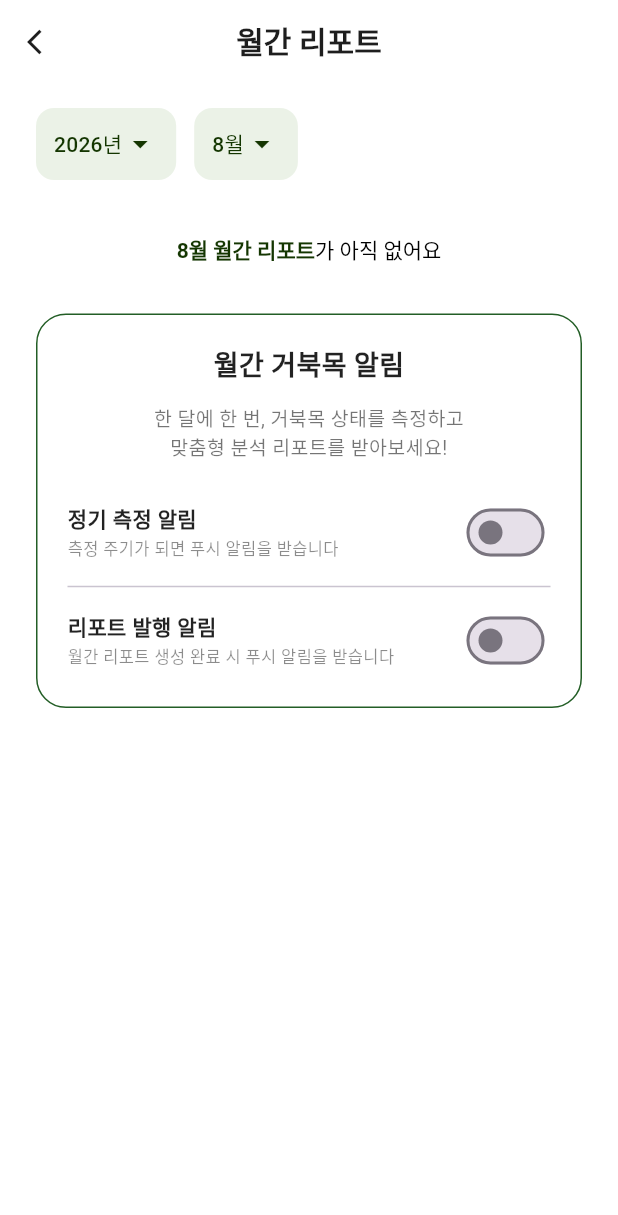
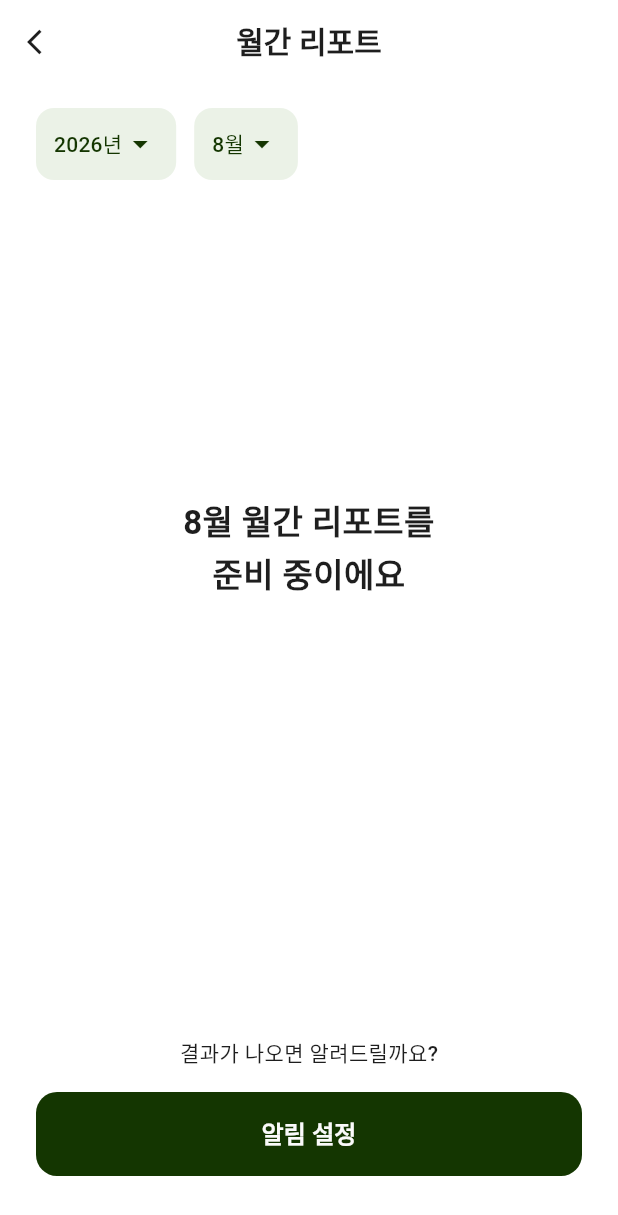
Before and after one commit to kksenniezz/Turtlely-FE, a Flutter app: the MonthlyReportView screen opened directly, on a phone screen of 412 x 824 dp. Shown: the top 1215 px of the screen. Run offline on Flutter 3.47's test engine with Material 3 defaults, Android fonts, the phone set to English and light mode, and no system bars; our stand-ins replace audioplayers, cached_network_image, camera, firebase_core, firebase_messaging, fl_chart and 9 more; missing offline and left inert: google_mlkit_pose_detection; accounts and stored records are empty; network calls fail; Roboto replaces fonts that are missing (Pretendard).

Commit message:
UI 기존+연동 / monthly_alarm.dart 알림 분기 수정

```diff
--- a/lib/monthly_alarm.dart
+++ b/lib/monthly_alarm.dart
@@ -1,7 +1,8 @@
 import 'package:flutter/material.dart';
 import 'style.dart';
+import 'vision.dart';
 import 'services/report_service.dart';
-import 'posture_api_service.dart'; // ApiService 연결
+import 'posture_api_service.dart';
 
 class MonthlyAlarmView extends StatefulWidget {
   final ReportData? report;
@@ -9,7 +10,7 @@ class MonthlyAlarmView extends StatefulWidget {
   final bool isMeasureAlarmSet;
   final bool isResultAlarmSet;
   final String? networkErrorMessage;
-  final VoidCallback onReportDataChanged;
+  final Function() onReportDataChanged;
   final Widget Function() buildReportResultView;
 
   const MonthlyAlarmView({
@@ -29,57 +30,53 @@ class MonthlyAlarmView extends StatefulWidget {
 
 class _MonthlyAlarmViewState extends State<MonthlyAlarmView> {
   final ApiService _apiService = ApiService();
-
-  late bool _isMeasureAlarm;
-  late bool _isResultAlarm;
+  bool _isMeasureAlarmSet = false;
+  bool _isResultAlarmSet = false;
   bool _isUpdatingAlarm = false;
 
   @override
   void initState() {
     super.initState();
-    _isMeasureAlarm = widget.isMeasureAlarmSet;
-    _isResultAlarm = widget.isResultAlarmSet;
+    _isMeasureAlarmSet = widget.isMeasureAlarmSet;
+    _isResultAlarmSet = widget.isResultAlarmSet;
   }
 
   @override
   void didUpdateWidget(covariant MonthlyAlarmView oldWidget) {
     super.didUpdateWidget(oldWidget);
-    if (oldWidget.isMeasureAlarmSet != widget.isMeasureAlarmSet) {
-      _isMeasureAlarm = widget.isMeasureAlarmSet;
-    }
-    if (oldWidget.isResultAlarmSet != widget.isResultAlarmSet) {
-      _isResultAlarm = widget.isResultAlarmSet;
+    if (widget.isMeasureAlarmSet != oldWidget.isMeasureAlarmSet ||
+        widget.isResultAlarmSet != oldWidget.isResultAlarmSet) {
+      setState(() {
+        _isMeasureAlarmSet = widget.isMeasureAlarmSet;
+        _isResultAlarmSet = widget.isResultAlarmSet;
+      });
     }
   }
 
-  // ★ 월간 알림 설정/해제 API 연동 핸들러
-  Future<void> _handleAlarmToggle(String alarmType, bool newValue) async {
-    setState(() {
-      _isUpdatingAlarm = true;
-      if (alarmType == "MEASURE") _isMeasureAlarm = newValue;
-      if (alarmType == "RESULT") _isResultAlarm = newValue;
-    });
+  Future<void> _handleAlarmToggle(String alarmType) async {
+    if (_isUpdatingAlarm) return;
+
+    setState(() => _isUpdatingAlarm = true);
 
     final response = await _apiService.setMonthlyAlarm(alarmType);
 
     if (!mounted) return;
 
     if (response != null && response['isSuccess'] == true) {
-      final msg = response['message'] ?? "알림 설정이 변경되었습니다.";
-      ScaffoldMessenger.of(context).showSnackBar(
-        SnackBar(content: Text(msg), duration: const Duration(seconds: 2)),
-      );
-      // 부모 데이터 최신화
+      setState(() {
+        if (alarmType == "MEASURE") {
+          _isMeasureAlarmSet = !_isMeasureAlarmSet;
+        } else {
+          _isResultAlarmSet = !_isResultAlarmSet;
+        }
+      });
+
+      // 부모 상태 최신화
       widget.onReportDataChanged();
     } else {
-      // 실패 시 스위치 원래 위치로 원복
-      setState(() {
-        if (alarmType == "MEASURE") _isMeasureAlarm = !newValue;
-        if (alarmType == "RESULT") _isResultAlarm = !newValue;
-      });
-      ScaffoldMessenger.of(context).showSnackBar(
-        const SnackBar(content: Text("알림 설정 변경에 실패했습니다.")),
-      );
+      ScaffoldMessenger.of(
+        context,
+      ).showSnackBar(const SnackBar(content: Text("알림 설정 변경에 실패했습니다")));
     }
 
     setState(() => _isUpdatingAlarm = false);
@@ -87,150 +84,145 @@ class _MonthlyAlarmViewState extends State<MonthlyAlarmView> {
 
   @override
   Widget build(BuildContext context) {
-    // 1. 네트워크 에러 시
+    // 0. 네트워크 에러 발생 시
     if (widget.networkErrorMessage != null) {
       return Center(
         child: Text(
-          "에러가 발생했습니다:\n${widget.networkErrorMessage}",
+          "데이터를 불러오지 못했습니다\n서버 상태나 인터넷 연결을 확인해 주세요",
+          style: TText.body.copyWith(color: TColor.gray),
           textAlign: TextAlign.center,
-          style: const TextStyle(color: Colors.red),
         ),
       );
     }
 
-    // 2. 리포트 데이터가 있는 경우 -> 결과 뷰 출력
-    if (widget.report != null) {
+    // 1. 측정 완료 (AVAILABLE): 결과 뷰
+    if (widget.report?.dataStatus == "AVAILABLE") {
       return widget.buildReportResultView();
     }
 
-    // 3. 리포트 데이터가 없는 경우 -> 알림 설정 카드 출력
+    // 2. 측정 미완료 상태 (NOT_YET)
+    if (widget.report?.dataStatus == "NOT_YET") {
+      DateTime now = DateTime.now();
+      DateTime? lastMeasuredAt = widget.report?.measuredAt;
+
+      // 이번 달이며 + 이전 측정 기록이 있고 + 30일이 넘었는지 확인
+      bool isCurrentMonth =
+          (widget.report?.year == now.year &&
+          widget.report?.month == now.month);
+      bool is30DaysPassed =
+          isCurrentMonth &&
+          lastMeasuredAt != null &&
+          now.difference(lastMeasuredAt).inDays >= 30;
+
+      // 2-1. 한 번도 측정을 안 했거나 OR 30일이 지난 경우 -> 바로 측정 가능
+      if (lastMeasuredAt == null || is30DaysPassed) {
+        return _buildReadyView(
+          title: "이번 달은 월간 측정을\n아직 하지 않았어요!",
+          isMeasureActionMode: true,
+        );
+      }
+
+      // 2-2. 30일이 아직 지나지 않은 경우 -> 측정 가능일 알림 유도
+      DateTime nextAvailableDate = lastMeasuredAt.add(const Duration(days: 30));
+      String nDay = "${nextAvailableDate.day}일";
+
+      return _buildReadyView(
+        title: "이번 달은 $nDay부터 월간 측정을 할 수 있어요",
+        guideText: "$nDay에 알림을 보내드릴까요?",
+        alarmType: "MEASURE",
+      );
+    }
+
+    // 3. 리포트 준비 중: 알림 설정
+    return _buildReadyView(
+      title: "${widget.selectedMonth} 월간 리포트를\n준비 중이에요",
+      guideText: "결과가 나오면 알려드릴까요?",
+      alarmType: "RESULT",
+    );
+  }
+
+  Widget _buildReadyView({
+    required String title,
+    String? guideText,
+    bool isMeasureActionMode = false,
+    String? alarmType,
+  }) {
     return Padding(
-      padding: const EdgeInsets.symmetric(horizontal: 24),
+      padding: const EdgeInsets.symmetric(horizontal: 24.0),
       child: Column(
         children: [
-          const SizedBox(height: 20),
-          RichText(
+          const Spacer(flex: 2),
+          Text(
+            title,
             textAlign: TextAlign.center,
-            text: TextSpan(
-              style: TText.caption.copyWith(
-                fontFamily: 'Pretendard',
-                color: Colors.black,
+            style: TText.title.copyWith(fontSize: 22, height: 1.5),
+          ),
+          const Spacer(flex: 3),
+          if (guideText != null) ...[
+            Text(
+              guideText,
+              style: TextStyle(
+                color: TColor.black,
+                fontSize: 14,
+                fontWeight: FontWeight.w500,
               ),
-              children: [
-                TextSpan(
-                  text: "${widget.selectedMonth} 월간 리포트",
-                  style: const TextStyle(
-                    color: TColor.darkGreen,
-                    fontWeight: FontWeight.bold,
-                  ),
-                ),
-                const TextSpan(text: "가 아직 없어요"),
-              ],
             ),
-          ),
-          const SizedBox(height: 32),
+            const SizedBox(height: 16),
+          ],
+          if (isMeasureActionMode)
+            // 1. 측정 유도 버튼
+            _buildActionButton(
+              text: "월간 측정하러 가기",
+              onPressed: () async {
+                final bool? isMeasured = await Navigator.push(
+                  context,
+                  MaterialPageRoute(builder: (context) => const VisionPage()),
+                );
+                if (isMeasured == true) widget.onReportDataChanged();
+              },
+            )
+          else if (alarmType != null)
+            // 2. 알림 설정 버튼 (MEASURE 또는 RESULT)
+            _buildAlarmButton(alarmType: alarmType),
 
-          // ----------------------------------------------------------------
-          // 알림 카드 영역
-          // ----------------------------------------------------------------
-          Container(
-            padding: const EdgeInsets.all(20),
-            decoration: BoxDecoration(
-              color: Colors.white,
-              borderRadius: BorderRadius.circular(20),
-              border: Border.all(color: TColor.buttonGreen),
-            ),
-            child: Column(
-              children: [
-                const Text(
-                  "월간 거북목 알림",
-                  style: TextStyle(
-                    fontSize: 18,
-                    fontWeight: FontWeight.bold,
-                    color: Colors.black87,
-                  ),
-                ),
-                const SizedBox(height: 12),
-                const Text(
-                  "한 달에 한 번, 거북목 상태를 측정하고\n맞춤형 분석 리포트를 받아보세요!",
-                  textAlign: TextAlign.center,
-                  style: TextStyle(
-                    fontSize: 13,
-                    color: Colors.black54,
-                    height: 1.4,
-                  ),
-                ),
-                const SizedBox(height: 24),
-
-                // 1) 정기 측정 주기 알림 (MEASURE)
-                Row(
-                  mainAxisAlignment: MainAxisAlignment.spaceBetween,
-                  children: [
-                    const Column(
-                      crossAxisAlignment: CrossAxisAlignment.start,
-                      children: [
-                        Text(
-                          "정기 측정 알림",
-                          style: TextStyle(
-                            fontSize: 14,
-                            fontWeight: FontWeight.bold,
-                            color: Colors.black87,
-                          ),
-                        ),
-                        SizedBox(height: 2),
-                        Text(
-                          "측정 주기가 되면 푸시 알림을 받습니다",
-                          style: TextStyle(fontSize: 11, color: Colors.black45),
-                        ),
-                      ],
-                    ),
-                    Switch(
-                      value: _isMeasureAlarm,
-                      activeColor: TColor.darkGreen,
-                      onChanged: _isUpdatingAlarm
-                          ? null
-                          : (val) => _handleAlarmToggle("MEASURE", val),
-                    ),
-                  ],
-                ),
-                const Divider(height: 24),
-
-                // 2) 리포트 발행 알림 (RESULT)
-                Row(
-                  mainAxisAlignment: MainAxisAlignment.spaceBetween,
-                  children: [
-                    const Column(
-                      crossAxisAlignment: CrossAxisAlignment.start,
-                      children: [
-                        Text(
-                          "리포트 발행 알림",
-                          style: TextStyle(
-                            fontSize: 14,
-                            fontWeight: FontWeight.bold,
-                            color: Colors.black87,
-                          ),
-                        ),
-                        SizedBox(height: 2),
-                        Text(
-                          "월간 리포트 생성 완료 시 푸시 알림을 받습니다",
-                          style: TextStyle(fontSize: 11, color: Colors.black45),
-                        ),
-                      ],
-                    ),
-                    Switch(
-                      value: _isResultAlarm,
-                      activeColor: TColor.darkGreen,
-                      onChanged: _isUpdatingAlarm
-                          ? null
-                          : (val) => _handleAlarmToggle("RESULT", val),
-                    ),
-                  ],
-                ),
-              ],
-            ),
-          ),
+          const SizedBox(height: 40),
         ],
       ),
     );
   }
+
+  // 공통 버튼 스타일 빌더
+  Widget _buildActionButton({
+    required String text,
+    required VoidCallback onPressed,
+  }) {
+    return ElevatedButton(
+      onPressed: onPressed,
+      style: ElevatedButton.styleFrom(
+        backgroundColor: TColor.buttonGreen,
+        minimumSize: const Size(double.infinity, 56),
+        shape: RoundedRectangleBorder(borderRadius: BorderRadius.circular(14)),
+        elevation: 0,
+      ),
+      child: Text(text, style: TText.button),
+    );
+  }
+
+  // 알림 전용 버튼
+  Widget _buildAlarmButton({required String alarmType}) {
+    bool isSet = (alarmType == "MEASURE")
+        ? _isMeasureAlarmSet
+        : _isResultAlarmSet;
+
+    return ElevatedButton(
+      onPressed: _isUpdatingAlarm ? null : () => _handleAlarmToggle(alarmType),
+      style: ElevatedButton.styleFrom(
+        backgroundColor: TColor.darkGreen,
+        minimumSize: const Size(double.infinity, 56),
+        shape: RoundedRectangleBorder(borderRadius: BorderRadius.circular(14)),
+        elevation: 0,
+      ),
+      child: Text(isSet ? "알림 설정 완료" : "알림 설정", style: TText.button),
+    );
+  }
 }
--- a/lib/monthly_report.dart
+++ b/lib/monthly_report.dart
@@ -506,7 +506,7 @@ class _MonthlyReportViewState extends State<MonthlyReportView> {
             children: [
               TextSpan(text: "$userNickname님의 "),
               TextSpan(
-                text: "월간 거북목 측정",
+                text: "월간 측정",
                 style: const TextStyle(
                   color: TColor.darkGreen,
                   fontWeight: FontWeight.bold,
```
